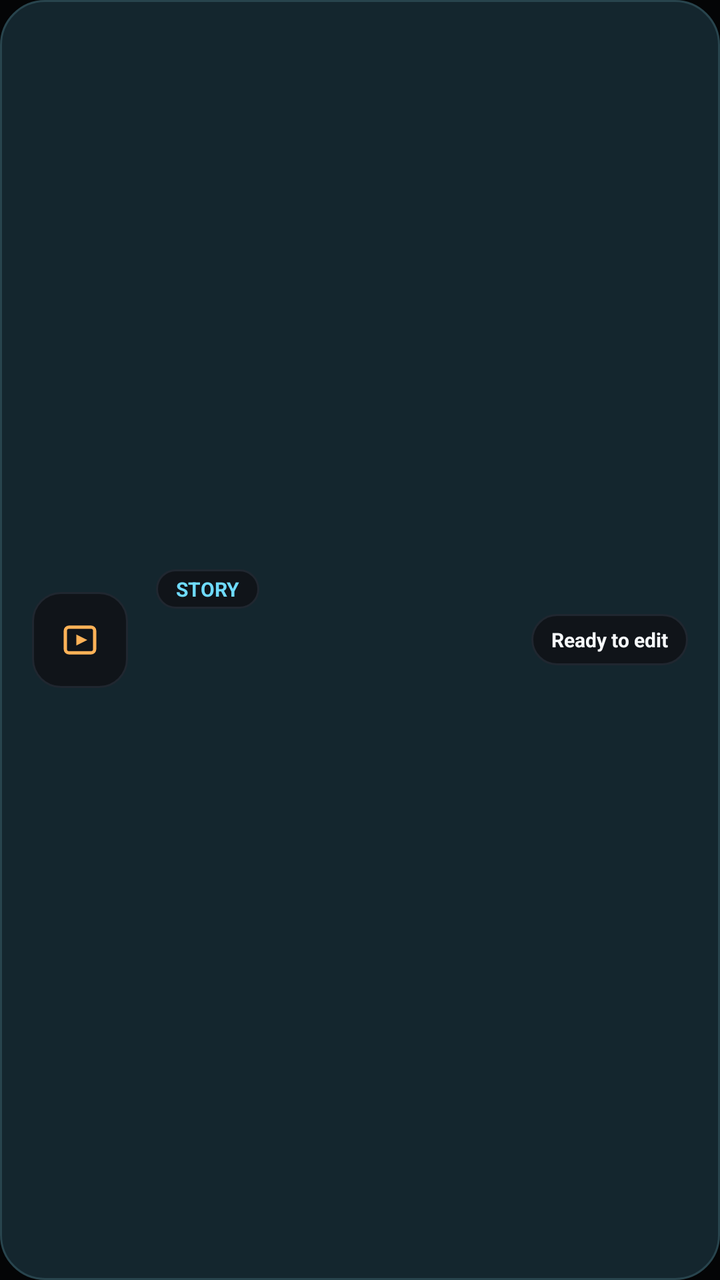
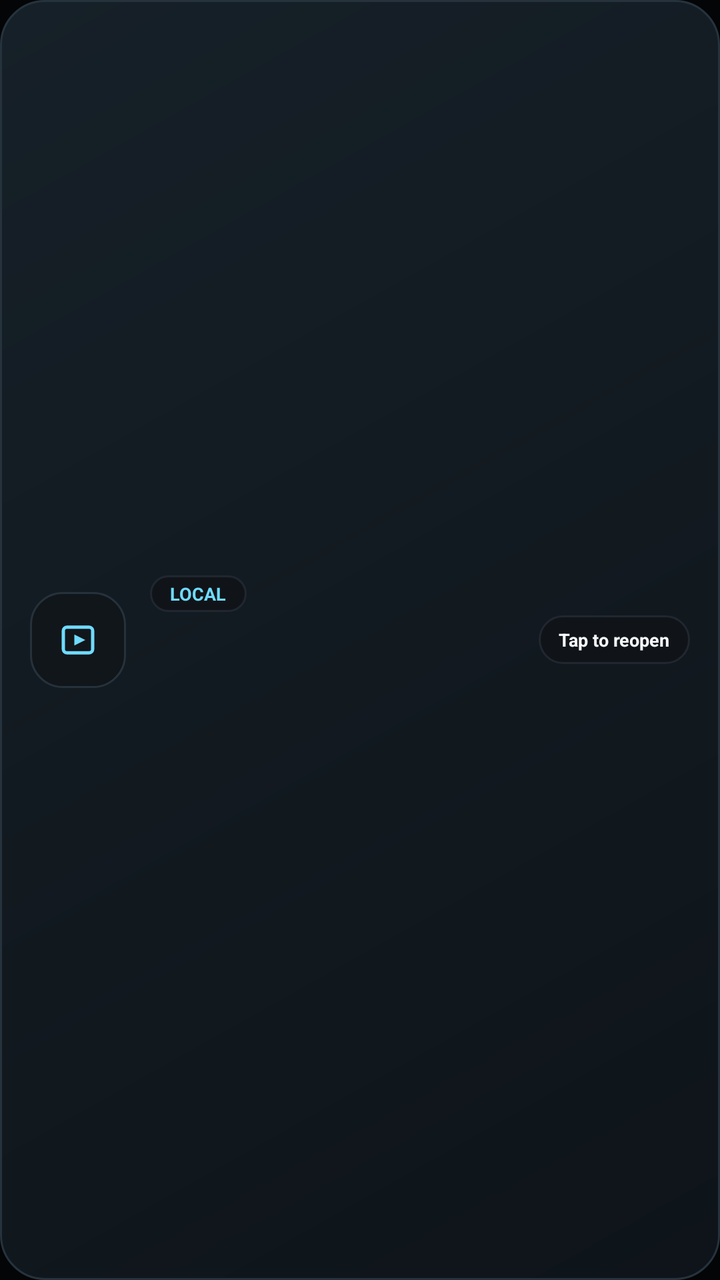

Screens rendered from an Android XML layout before and after an edit, with the pre-edit source and the edit as a unified diff.
<!-- AndroidManifest.xml: application theme Theme.Storyline -->
<!-- res/layout/item_project_card.xml -->
<?xml version="1.0" encoding="utf-8"?>
<LinearLayout xmlns:android="http://schemas.android.com/apk/res/android"
    android:layout_width="match_parent"
    android:layout_height="wrap_content"
    android:layout_marginBottom="12dp"
    android:background="@drawable/recent_project_card_background"
    android:gravity="center_vertical"
    android:orientation="horizontal"
    android:padding="16dp">

    <LinearLayout
        android:layout_width="48dp"
        android:layout_height="48dp"
        android:background="@drawable/toolbar_item_background"
        android:gravity="center">

        <ImageView
            android:id="@+id/projectCardIcon"
            android:layout_width="22dp"
            android:layout_height="22dp"
            android:contentDescription="@string/app_name"
            android:src="@drawable/ic_video_clip"
            android:tint="@color/accent_cyan" />
    </LinearLayout>

    <LinearLayout
        android:layout_width="0dp"
        android:layout_height="wrap_content"
        android:layout_marginStart="14dp"
        android:layout_weight="1"
        android:orientation="vertical">

        <TextView
            android:id="@+id/projectCardTag"
            android:layout_width="wrap_content"
            android:layout_height="wrap_content"
            android:background="@drawable/toolbar_item_background"
            android:paddingStart="10dp"
            android:paddingTop="3dp"
            android:paddingEnd="10dp"
            android:paddingBottom="3dp"
            android:text="@string/project_card_tag"
            android:textColor="@color/accent_blue"
            android:textSize="10sp"
            android:textStyle="bold" />

        <TextView
            android:id="@+id/projectCardName"
            android:layout_width="wrap_content"
            android:layout_height="wrap_content"
            android:layout_marginTop="8dp"
            android:ellipsize="end"
            android:maxLines="1"
            android:textColor="@color/text_primary"
            android:textSize="17sp"
            android:textStyle="bold" />

        <TextView
            android:id="@+id/projectCardDate"
            android:layout_width="wrap_content"
            android:layout_height="wrap_content"
            android:layout_marginTop="4dp"
            android:textColor="@color/text_secondary"
            android:textSize="12sp" />
    </LinearLayout>

    <TextView
        android:id="@+id/projectCardStatus"
        android:layout_width="wrap_content"
        android:layout_height="wrap_content"
        android:background="@drawable/toolbar_item_background"
        android:paddingStart="10dp"
        android:paddingTop="6dp"
        android:paddingEnd="10dp"
        android:paddingBottom="6dp"
        android:text="@string/project_card_status"
        android:textColor="@color/text_primary"
        android:textSize="10sp"
        android:textStyle="bold" />

</LinearLayout>
<!-- resources referenced by this layout -->
<resources>
  <color name="accent_blue">#6FDBFF</color>
  <color name="accent_cyan">#FFB257</color>
  <color name="text_primary">#F7FAFC</color>
  <color name="text_secondary">#92A0AD</color>
  <!-- drawable ic_video_clip (drawable) -->
  <vector xmlns:android="http://schemas.android.com/apk/res/android" android:width="24dp" android:height="24dp" android:viewportWidth="24" android:viewportHeight="24">
      <path android:fillColor="#00000000" android:strokeColor="@android:color/white" android:strokeWidth="1.8" android:pathData="M4,7 L4,17 C4,18.1 4.9,19 6,19 L18,19 C19.1,19 20,18.1 20,17 L20,7 C20,5.9 19.1,5 18,5 L6,5 C4.9,5 4,5.9 4,7 Z"/>
      <path android:fillColor="@android:color/white" android:pathData="M10,9 L16,12 L10,15 Z"/>
  </vector>
  <!-- drawable recent_project_card_background (drawable) -->
  <?xml version="1.0" encoding="utf-8"?>
  <ripple xmlns:android="http://schemas.android.com/apk/res/android"
      android:color="#33F3A36A">
      <item>
          <shape android:shape="rectangle">
              <solid android:color="#14262E" />
              <stroke
                  android:width="1dp"
                  android:color="#28444D" />
              <corners android:radius="22dp" />
          </shape>
      </item>
  </ripple>
  <!-- drawable toolbar_item_background (drawable) -->
  <?xml version="1.0" encoding="utf-8"?>
  <ripple xmlns:android="http://schemas.android.com/apk/res/android"
      android:color="#22FFFFFF">
      <item>
          <shape android:shape="rectangle">
              <solid android:color="#101419" />
              <stroke
                  android:width="1dp"
                  android:color="#202730" />
              <corners android:radius="14dp" />
          </shape>
      </item>
  </ripple>
  <string name="app_name">Storyline</string>
  <string name="project_card_status">Ready to edit</string>
  <string name="project_card_tag">STORY</string>
  <style name="Theme.Storyline" parent="Theme.AppCompat.NoActionBar">
          <item name="colorPrimary">@color/primary_dark</item>
          <item name="colorPrimaryDark">@color/surface_darker</item>
          <item name="colorAccent">@color/accent_blue</item>
          <item name="android:windowBackground">@color/primary_dark</item>
          <item name="android:windowNoTitle">true</item>
          <item name="android:windowFullscreen">false</item>
          <item name="android:windowActionBar">false</item>
          <item name="android:windowLightStatusBar">false</item>
          <item name="android:statusBarColor">@color/surface_darker</item>
          <item name="android:textColorPrimary">@color/text_primary</item>
          <item name="android:textColorSecondary">@color/text_secondary</item>
          <item name="android:buttonStyle">@style/Widget.Button</item>
      </style>
  <color name="primary_dark">#040506</color>
  <color name="surface_darker">#080A0D</color>
  <style name="Widget.Button" parent="Widget.AppCompat.Button">
          <item name="android:textColor">@color/text_primary</item>
          <item name="android:textSize">14sp</item>
          <item name="android:minHeight">48dp</item>
          <item name="android:minWidth">48dp</item>
      </style>
</resources>

<!-- the commit's change to res/layout/item_project_card.xml (unified diff, before → after) -->
@@ -2,16 +2,16 @@
 <LinearLayout xmlns:android="http://schemas.android.com/apk/res/android"
     android:layout_width="match_parent"
     android:layout_height="wrap_content"
-    android:layout_marginBottom="12dp"
+    android:layout_marginBottom="10dp"
     android:background="@drawable/recent_project_card_background"
     android:gravity="center_vertical"
     android:orientation="horizontal"
-    android:padding="16dp">
+    android:padding="15dp">
 
     <LinearLayout
         android:layout_width="48dp"
         android:layout_height="48dp"
-        android:background="@drawable/toolbar_item_background"
+        android:background="@drawable/launch_secondary_icon_chip"
         android:gravity="center">
 
         <ImageView
@@ -20,13 +20,13 @@
             android:layout_height="22dp"
             android:contentDescription="@string/app_name"
             android:src="@drawable/ic_video_clip"
-            android:tint="@color/accent_cyan" />
+            android:tint="@color/accent_blue" />
     </LinearLayout>
 
     <LinearLayout
         android:layout_width="0dp"
         android:layout_height="wrap_content"
-        android:layout_marginStart="14dp"
+        android:layout_marginStart="12dp"
         android:layout_weight="1"
         android:orientation="vertical">
 
@@ -41,27 +41,27 @@
             android:paddingBottom="3dp"
             android:text="@string/project_card_tag"
             android:textColor="@color/accent_blue"
-            android:textSize="10sp"
+            android:textSize="9sp"
             android:textStyle="bold" />
 
         <TextView
             android:id="@+id/projectCardName"
             android:layout_width="wrap_content"
             android:layout_height="wrap_content"
-            android:layout_marginTop="8dp"
+            android:layout_marginTop="7dp"
             android:ellipsize="end"
             android:maxLines="1"
             android:textColor="@color/text_primary"
-            android:textSize="17sp"
+            android:textSize="16sp"
             android:textStyle="bold" />
 
         <TextView
             android:id="@+id/projectCardDate"
             android:layout_width="wrap_content"
             android:layout_height="wrap_content"
-            android:layout_marginTop="4dp"
+            android:layout_marginTop="3dp"
             android:textColor="@color/text_secondary"
-            android:textSize="12sp" />
+            android:textSize="11sp" />
     </LinearLayout>
 
     <TextView
@@ -75,7 +75,7 @@
         android:paddingBottom="6dp"
         android:text="@string/project_card_status"
         android:textColor="@color/text_primary"
-        android:textSize="10sp"
+        android:textSize="9sp"
         android:textStyle="bold" />
 
 </LinearLayout>
<!-- resource entries referenced after the edit -->
@@ -1,7 +1,6 @@
 <!-- resources referenced by this layout -->
 <resources>
   <color name="accent_blue">#6FDBFF</color>
-  <color name="accent_cyan">#FFB257</color>
   <color name="text_primary">#F7FAFC</color>
   <color name="text_secondary">#92A0AD</color>
   <!-- drawable ic_video_clip (drawable) -->
@@ -9,16 +8,29 @@
       <path android:fillColor="#00000000" android:strokeColor="@android:color/white" android:strokeWidth="1.8" android:pathData="M4,7 L4,17 C4,18.1 4.9,19 6,19 L18,19 C19.1,19 20,18.1 20,17 L20,7 C20,5.9 19.1,5 18,5 L6,5 C4.9,5 4,5.9 4,7 Z"/>
       <path android:fillColor="@android:color/white" android:pathData="M10,9 L16,12 L10,15 Z"/>
   </vector>
+  <!-- drawable launch_secondary_icon_chip (drawable) -->
+  <?xml version="1.0" encoding="utf-8"?>
+  <shape xmlns:android="http://schemas.android.com/apk/res/android"
+      android:shape="rectangle">
+      <solid android:color="#11161B" />
+      <stroke
+          android:width="1dp"
+          android:color="#26323B" />
+      <corners android:radius="16dp" />
+  </shape>
   <!-- drawable recent_project_card_background (drawable) -->
   <?xml version="1.0" encoding="utf-8"?>
   <ripple xmlns:android="http://schemas.android.com/apk/res/android"
-      android:color="#33F3A36A">
+      android:color="#226FDBFF">
       <item>
           <shape android:shape="rectangle">
-              <solid android:color="#14262E" />
+              <gradient
+                  android:angle="315"
+                  android:endColor="#0E1419"
+                  android:startColor="#162028" />
               <stroke
                   android:width="1dp"
-                  android:color="#28444D" />
+                  android:color="#26333D" />
               <corners android:radius="22dp" />
           </shape>
       </item>
@@ -38,8 +50,8 @@
       </item>
   </ripple>
   <string name="app_name">Storyline</string>
-  <string name="project_card_status">Ready to edit</string>
-  <string name="project_card_tag">STORY</string>
+  <string name="project_card_status">Tap to reopen</string>
+  <string name="project_card_tag">LOCAL</string>
   <style name="Theme.Storyline" parent="Theme.AppCompat.NoActionBar">
           <item name="colorPrimary">@color/primary_dark</item>
           <item name="colorPrimaryDark">@color/surface_darker</item>
